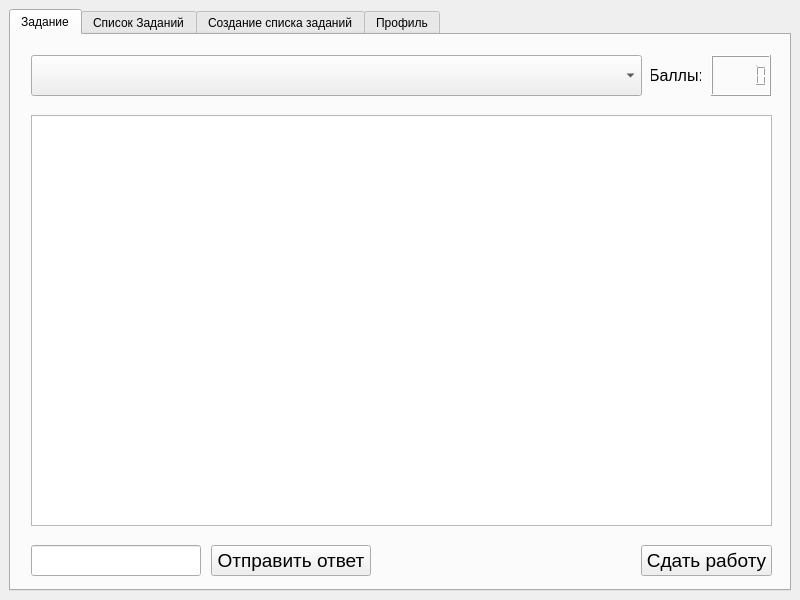
Qt form qt_ui/qt_ui.ui (Sene4ka/TaskSystem) before a commit.
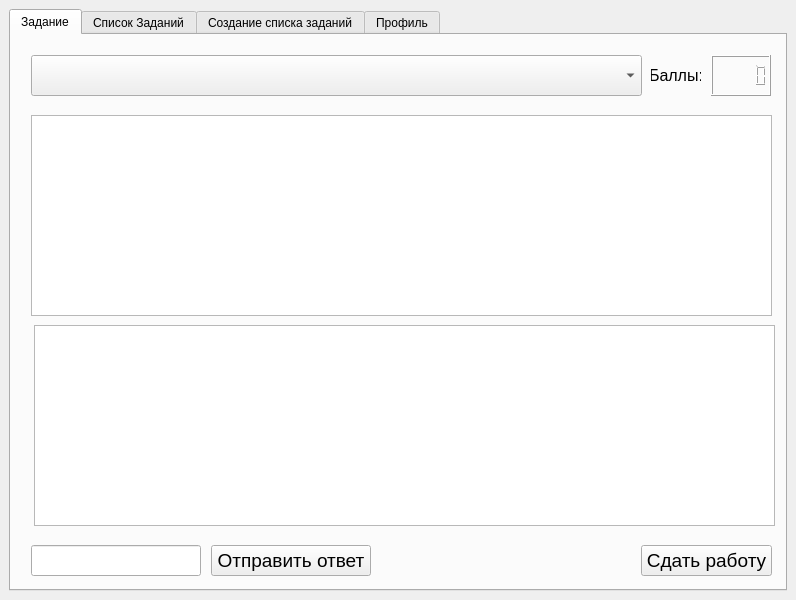
The same form after that commit.

The edit to the form file:
```diff
--- a/qt_ui/qt_ui.ui
+++ b/qt_ui/qt_ui.ui
@@ -6,7 +6,7 @@
    <rect>
     <x>0</x>
     <y>0</y>
-    <width>800</width>
+    <width>796</width>
     <height>600</height>
    </rect>
   </property>
@@ -213,7 +213,7 @@
            <x>20</x>
            <y>80</y>
            <width>741</width>
-           <height>411</height>
+           <height>201</height>
           </rect>
          </property>
          <property name="font">
@@ -232,6 +232,16 @@
 &lt;p style=&quot;-qt-paragraph-type:empty; margin-top:0px; margin-bottom:0px; margin-left:0px; margin-right:0px; -qt-block-indent:0; text-indent:0px;&quot;&gt;&lt;br /&gt;&lt;/p&gt;&lt;/body&gt;&lt;/html&gt;</string>
          </property>
         </widget>
+        <widget class="QTextEdit" name="textEdit">
+         <property name="geometry">
+          <rect>
+           <x>23</x>
+           <y>290</y>
+           <width>741</width>
+           <height>201</height>
+          </rect>
+         </property>
+        </widget>
        </widget>
       </widget>
       <widget class="QWidget" name="task_list">
```
